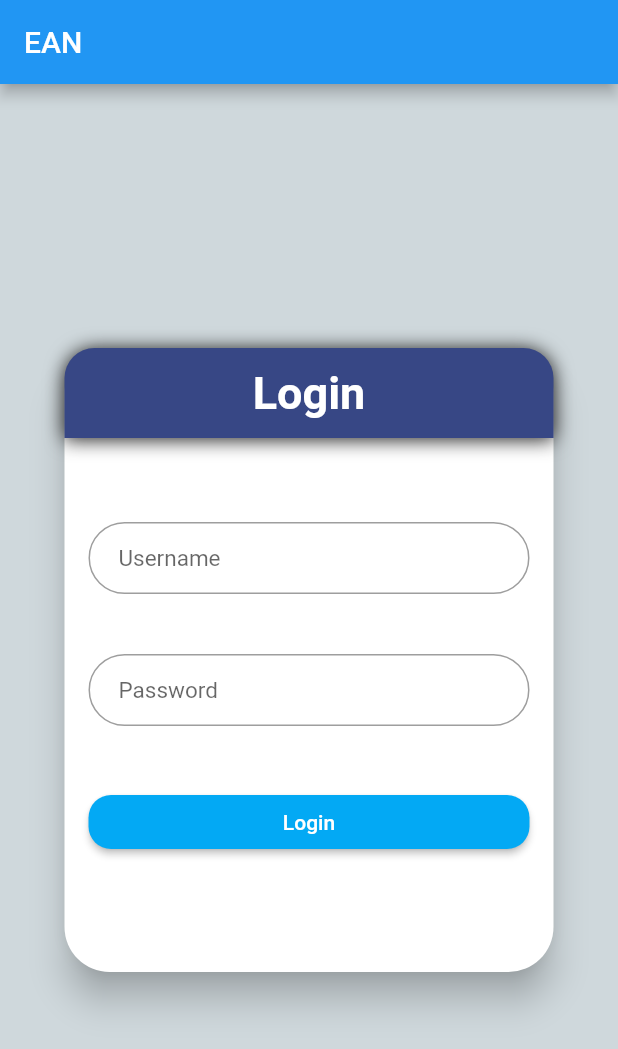
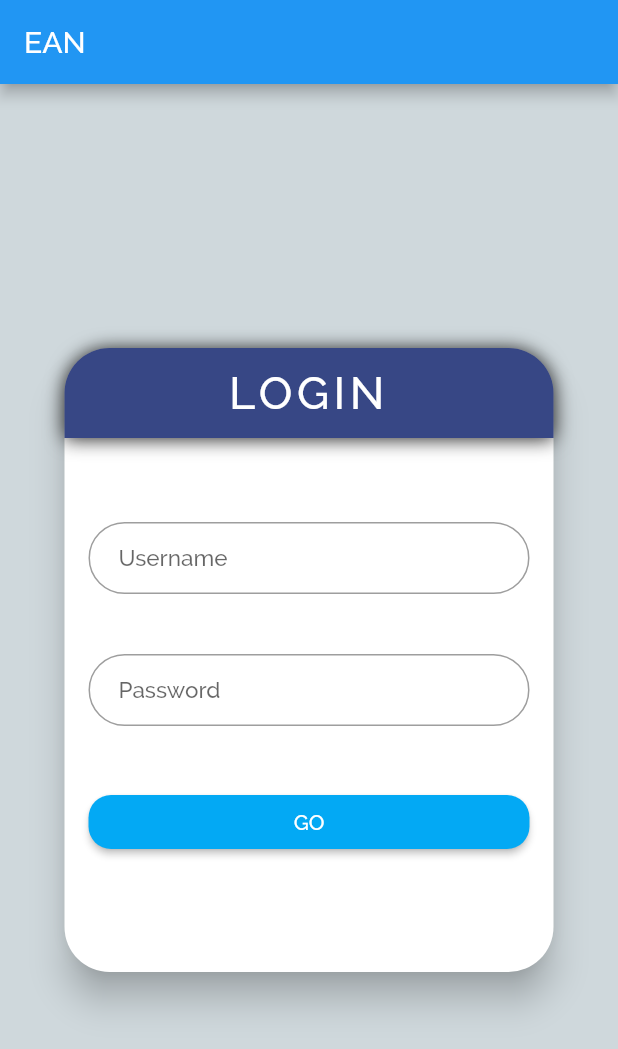
Before and after one commit to aniket2098/ean, a Flutter app: the screen it shows after launch, on a phone screen of 412 x 824 dp. Shown: the top 1049 px of the screen. Run offline on Flutter 3.47's test engine with Material 2 defaults, Android fonts, the phone set to English and light mode, and no system bars; drawn by our look-alikes of loading_overlay; our stand-ins replace shared_preferences.

Commit message:
Refactored and added custom fonts.

```diff
--- a/lib/components/info_layout_card.dart
+++ b/lib/components/info_layout_card.dart
@@ -24,7 +24,7 @@ class InfoLayoutCard extends StatelessWidget {
           bottomLeft: Radius.circular(kInfoLayoutCardBorderRadius),
           bottomRight: Radius.circular(kInfoLayoutCardBorderRadius),
         )),
-        color: kCardColor,
+        color: kInfoLayoutCardColor,
         child: Column(
           crossAxisAlignment: CrossAxisAlignment.stretch,
           children: [
@@ -43,7 +43,7 @@ class InfoLayoutCard extends StatelessWidget {
                 child: Text(
                   title,
                   textAlign: TextAlign.left,
-                  style: kInfoLayoutCardTitleTextStyle.copyWith(
+                  style: fInfoLayoutCardTitleTextStyle.copyWith(
                     fontSize:
                         fontSize * kInfoLayoutCardTitleMultiplicationFactor,
                   ),
@@ -53,7 +53,7 @@ class InfoLayoutCard extends StatelessWidget {
             Expanded(
               child: Center(
                 child: Text(
-                  'Count : $count',
+                  '$count Users',
                   style: kInfoLayoutCardInfoTextStyle.copyWith(
                     fontSize:
                         fontSize * kInfoLayoutCardInfoMultiplicationFactor,
--- a/lib/main.dart
+++ b/lib/main.dart
@@ -8,18 +8,18 @@ void main() {
 }
 
 class MyApp extends StatelessWidget {
-  // This widget is the root of your application.
   @override
   Widget build(BuildContext context) {
     return MaterialApp(
         title: kTitle,
         theme: ThemeData(
           visualDensity: VisualDensity.adaptivePlatformDensity,
+          fontFamily: 'Raleway',
         ),
-        initialRoute: '/',
+        initialRoute: kRouteLoginScreen,
         routes: {
-          '/': (context) => LoginScreen(),
-          '/InfoScreen': (context) => InfoScreen(),
+          kRouteLoginScreen: (context) => LoginScreen(),
+          kRouteInfoScreen: (context) => InfoScreen(),
         });
   }
 }
--- a/lib/screens/login_screen.dart
+++ b/lib/screens/login_screen.dart
@@ -1,5 +1,4 @@
 import 'dart:convert';
-import 'dart:io';
 import 'dart:ui';
 import 'package:http/http.dart' as http;
 import 'package:ean/utils/constants.dart';
@@ -13,9 +12,9 @@ class LoginScreen extends StatefulWidget {
 }
 
 class _LoginScreenState extends State<LoginScreen> {
-  Future<bool> getData(username, password) async {
+  Future<bool> _login(username, password) async {
     final http.Response response = await http.post(
-      'https://studentdata11.herokuapp.com/login',
+      kLoginUrl,
       headers: <String, String>{
         'Content-Type': 'application/json; charset=UTF-8',
       },
@@ -24,23 +23,22 @@ class _LoginScreenState extends State<LoginScreen> {
         'password': password,
       }),
     );
-    print(response.body);
-    if (response.statusCode == 200) {
+
+    if (response.statusCode == kStatusCodeOk) {
       var decodedJson = json.decode(response.body);
-      if (decodedJson['msg'] == 'Login Success') {
-        print("Success");
+      if (decodedJson['msg'] == kLoginSuccessMssg) {
         var token = decodedJson['token'];
         SharedPreferences prefs = await SharedPreferences.getInstance();
-        await prefs.setString('pict_ean_admin', token);
+        await prefs.setString(kSharedPreferenceKey, token);
         return true;
       }
     }
     return false;
   }
 
-  TextStyle style = TextStyle(fontSize: 15.0);
   bool loginPressed = false;
   bool errorOccurred = false;
+
   @override
   Widget build(BuildContext context) {
     String username;
@@ -48,128 +46,132 @@ class _LoginScreenState extends State<LoginScreen> {
     double width = MediaQuery.of(context).size.width;
 
     return Scaffold(
-      backgroundColor: kScaffoldBackgroundColor,
+      backgroundColor: fScaffoldBackgroundColor,
       appBar: AppBar(
-        title: Text('EAN'),
+        title: Text(kTitle),
       ),
       body: LoadingOverlay(
         isLoading: loginPressed,
         child: Center(
           child: SingleChildScrollView(
             child: Container(
-              width: 350.0 > width ? width : 350.0,
+              width: kLoginDefaultContainerWidth > width
+                  ? width
+                  : kLoginDefaultContainerWidth,
               child: Padding(
-                padding: const EdgeInsets.all(8.0),
+                padding: kLoginCardPadding,
                 child: Card(
                   color: Colors.white,
                   shape: RoundedRectangleBorder(
-                    borderRadius: BorderRadius.circular(30.0),
+                    borderRadius: BorderRadius.circular(kLoginCardBorderRadius),
                   ),
                   elevation: kInfoLayoutCardElevation,
-                  child: Stack(children: [
+                  child: Stack(
+                    children: [
                       Container(
                         decoration: BoxDecoration(
-                        boxShadow: <BoxShadow>[
-                          BoxShadow(
-                              color: Colors.grey[900],
-                              blurRadius: 10.0,
-                              offset: Offset(0.0, 0.75))
-                        ],
+                          boxShadow: <BoxShadow>[fLoginHeaderBoxShadow],
                           borderRadius: BorderRadius.only(
-                            topLeft: Radius.circular(20.0),
-                            topRight: Radius.circular(20.0)),
-                        color: kCardColor,
+                            topLeft: Radius.circular(kLoginCardBorderRadius),
+                            topRight: Radius.circular(kLoginCardBorderRadius),
                           ),
-                      height: 60.0,
+                          color: kInfoLayoutCardColor,
+                        ),
+                        height: kLoginHeaderContainerHeight,
                         child: Center(
-                        child: Text('Login',
+                          child: Text(
+                            kLoginHeader,
                             textAlign: TextAlign.center,
-                            style: TextStyle(
-                              color: Colors.white,
-                              fontSize: 30.0,
-                              fontWeight: FontWeight.bold,
-                            )),
+                            style: kLoginHeaderTextStyle,
+                          ),
                         ),
                       ),
                       Padding(
-                      padding: const EdgeInsets.all(16.0),
+                        padding: kLoginCardContentsPadding,
                         child: Column(
                           crossAxisAlignment: CrossAxisAlignment.stretch,
                           mainAxisSize: MainAxisSize.min,
                           mainAxisAlignment: MainAxisAlignment.center,
                           children: [
-                          SizedBox(
-                            height: 60.0,
-                          ),
-                          SizedBox(
-                            height: 40.0,
-                          ),
+                            SizedBox(height: kLoginContentsSizedBoxHeight),
                             TextField(
                               obscureText: false,
-                            style: style,
+                              style: kTextInputStyle,
                               onChanged: (value) => username = value,
                               decoration: InputDecoration(
-                                errorText:
-                                    errorOccurred ? 'Invalid Username!' : null,
-                                contentPadding:
-                                    EdgeInsets.fromLTRB(20.0, 15.0, 20.0, 15.0),
-                                hintText: "Username",
+                                errorText: errorOccurred
+                                    ? kLoginUsernameErrorMssg
+                                    : null,
+                                contentPadding: kLoginInputPadding,
+                                hintText: kLoginUsernameHint,
                                 border: OutlineInputBorder(
-                                    borderRadius: BorderRadius.circular(32.0))),
+                                  borderRadius: BorderRadius.circular(
+                                      kLoginInputBorderRadius),
                                 ),
-                          SizedBox(
-                            height: 40.0,
                               ),
+                            ),
+                            SizedBox(height: kLoginBetweenInputsSizedBoxHeight),
                             TextField(
                               obscureText: true,
-                            style: style,
+                              style: kTextInputStyle,
                               onChanged: (value) => password = value,
                               decoration: InputDecoration(
-                                errorText:
-                                    errorOccurred ? 'Invalid Password!' : null,
-                                contentPadding:
-                                    EdgeInsets.fromLTRB(20.0, 15.0, 20.0, 15.0),
-                                hintText: "Password",
+                                errorText: errorOccurred
+                                    ? kLoginPasswordErrorMssg
+                                    : null,
+                                contentPadding: kLoginInputPadding,
+                                hintText: kLoginPasswordHint,
                                 border: OutlineInputBorder(
-                                    borderRadius: BorderRadius.circular(32.0))),
+                                  borderRadius: BorderRadius.circular(
+                                      kLoginInputBorderRadius),
                                 ),
-                          SizedBox(
-                            height: 40.0,
                               ),
+                            ),
+                            SizedBox(height: kLoginBetweenInputsSizedBoxHeight),
                             RaisedButton(
                               shape: RoundedRectangleBorder(
                                   borderRadius: BorderRadius.circular(15.0)),
-                            child: Text("Login"),
+                              child: Text(kLoginButtonText),
                               onPressed: () {
-                              setState(() {
+                                setState(
+                                  () {
                                     loginPressed = true;
-                              });
-                              getData(username, password).then((value) {
+                                  },
+                                );
+                                _login(username, password).then(
+                                  (value) {
                                     if (value) {
                                       setState(() {
                                         loginPressed = false;
                                       });
 
-                                  Navigator.pushNamed(context, '/InfoScreen');
+                                      Navigator.pushNamed(
+                                        context,
+                                        kRouteInfoScreen,
+                                      );
                                     } else {
-                                  setState(() {
+                                      setState(
+                                        () {
                                           loginPressed = false;
                                           errorOccurred = true;
-                                  });
+                                        },
+                                      );
                                     }
-                              });
+                                  },
+                                );
                               },
                               color: Colors.lightBlue,
                               textColor: Colors.white,
                               splashColor: Colors.grey,
                             ),
                             SizedBox(
-                            height: 60.0,
+                              height: kLoginEndSizedBoxHeight,
                             ),
                           ],
                         ),
                       ),
-                  ]),
+                    ],
+                  ),
                 ),
               ),
             ),
--- a/lib/utils/constants.dart
+++ b/lib/utils/constants.dart
@@ -1,23 +1,75 @@
 import 'package:flutter/material.dart';
 
+//Numeric Constants
 const kInfoLayoutCardElevation = 10.0;
 const kInfoLayoutCardBorderRadius = 35.0;
 const kInfoLayoutCardTitleMultiplicationFactor = 1.5;
 const kInfoLayoutCardInfoMultiplicationFactor = 2;
 const kInfoLayoutCardTitleOpacity = 0.7;
+
+const kHeightMultiplicationFactor = 1.5;
+const kPaddingDivisionFactor = 40;
 const kCircularLoaderSideLength = 50.0;
+const kErrorMessageFontSize = 30.0;
 
+const kLoginDefaultContainerWidth = 350.0;
+const kLoginCardBorderRadius = 30.0;
+const kLoginHeaderContainerHeight = 60.0;
+const kLoginContentsSizedBoxHeight = 100.0;
+const kLoginInputBorderRadius = 32.0;
+const kLoginBetweenInputsSizedBoxHeight = 40.0;
+const kLoginEndSizedBoxHeight = 60.0;
+const kStatusCodeOk = 200;
+
+//String Constants
 const kTitle = 'EAN';
+const kLoginUrl = 'https://studentdata11.herokuapp.com/login';
+const kDataUrl = 'https://studentdata11.herokuapp.com/data';
+const kSharedPreferenceKey = 'pict_ean_admin';
+const kInfoSuccessMssg = 'Success';
+const kLoginSuccessMssg = 'Login Success';
+const kErrorMssg = 'An Error Occured\nPlease Login Again';
+const kFE = 'FE';
+const kCS = 'CS';
+const kIT = 'IT';
+const kEnTC = 'EnTC';
+const kLoginHeader = 'LOGIN';
+const kLoginUsernameErrorMssg = 'Invalid Username!';
+const kLoginUsernameHint = 'Username';
+const kLoginPasswordErrorMssg = 'Invalid Password!';
+const kLoginPasswordHint = 'Password';
+const kLoginButtonText = 'GO';
 
-Color kCardColor = Color(0xFF374785);
-Color kScaffoldBackgroundColor = Colors.blueGrey[100];
-Color kAppBarBackGroundColor = Colors.blue[800];
+const kRouteInfoScreen = '/InfoScreen';
+const kRouteLoginScreen = '/';
 
-TextStyle kInfoLayoutCardTitleTextStyle = TextStyle(
+//Colors
+const kInfoLayoutCardColor = Color(0xFF374785);
+final fScaffoldBackgroundColor = Colors.blueGrey[100];
+final fAppBarBackGroundColor = Colors.blue[800];
+
+//Padding constants
+const kLoginCardPadding = EdgeInsets.all(8.0);
+const kLoginCardContentsPadding = EdgeInsets.all(16.0);
+const kLoginInputPadding = EdgeInsets.fromLTRB(20.0, 15.0, 20.0, 15.0);
+
+//TextStyle constants
+final fInfoLayoutCardTitleTextStyle = TextStyle(
   color: Colors.black.withOpacity(kInfoLayoutCardTitleOpacity),
   fontWeight: FontWeight.bold,
 );
-
-TextStyle kInfoLayoutCardInfoTextStyle = TextStyle(
+const kInfoLayoutCardInfoTextStyle = TextStyle(
   color: Colors.white,
 );
+const kTextInputStyle = TextStyle(fontSize: 15.0);
+const kLoginHeaderTextStyle = TextStyle(
+  color: Colors.white,
+  fontSize: 30.0,
+  letterSpacing: 3.0,
+);
+
+final fLoginHeaderBoxShadow = BoxShadow(
+  color: Colors.grey[900],
+  blurRadius: 10.0,
+  offset: Offset(0.0, 0.75),
+);
```
Also changed, not shown: lib/screens/info_screen.dart (+17 -16 lines), pubspec.yaml (+4 -4 lines), fonts/Raleway-Medium.ttf (added), fonts/Raleway-Regular.ttf (added), 3 other files. Lines whose indentation alone changed are shown as unchanged.
